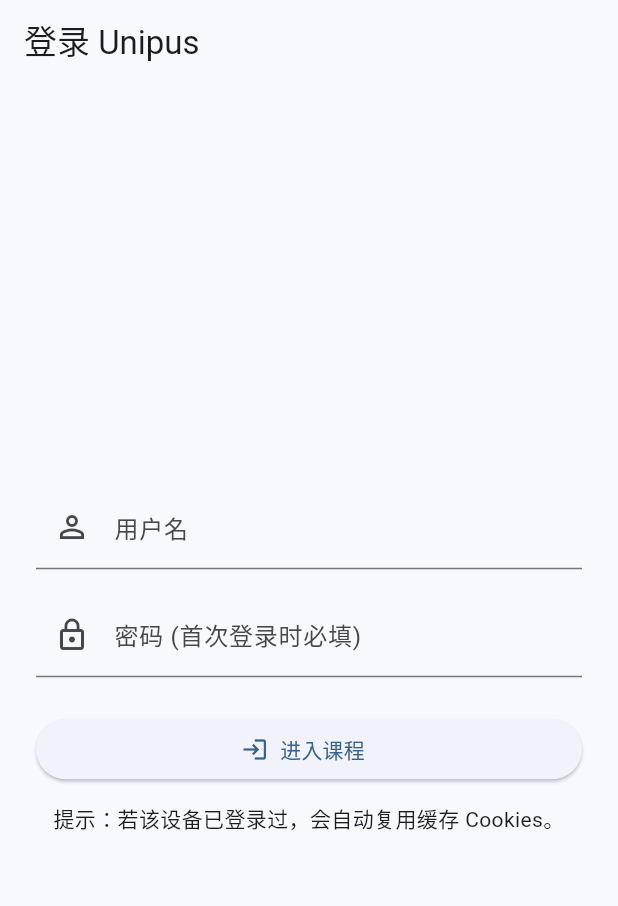
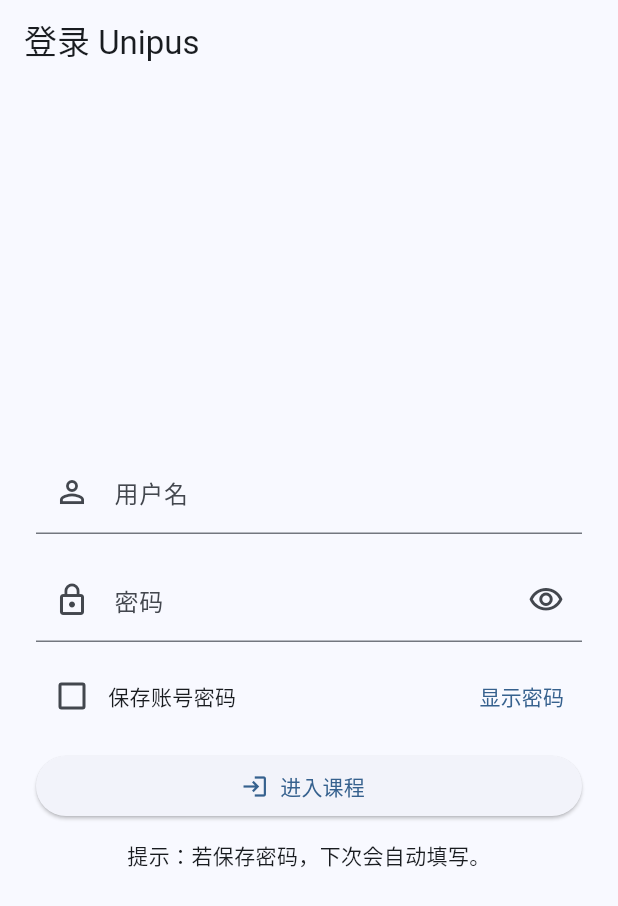
Before and after one commit to wilinz/fuck_unipus_dart, a Flutter app: the screen it shows after launch, on a phone screen of 412 x 824 dp. Shown: the top 906 px of the screen. Run offline on Flutter 3.47's test engine with Material 3 defaults, Android fonts, the light colour scheme and no system bars; our stand-ins replace cookie_jar, copy_with_extension, dio, dio_cookie_manager, equatable, get and 2 more; missing offline and left inert: dio_redirect_interceptor, dio_smart_retry, encrypt, equatable_annotations, json5, pure_dart_extensions.

Commit message:
✨ feat(login): add credential saving, show/hide password, captcha dialog, and init GetStorage

```diff
--- a/fuck_unipus_app/lib/app/modules/login/login_view.dart
+++ b/fuck_unipus_app/lib/app/modules/login/login_view.dart
@@ -8,6 +8,7 @@
 
   @override
   Widget build(BuildContext context) {
+    final theme = Theme.of(context);
     return Scaffold(
       appBar: AppBar(title: const Text('登录 Unipus')),
       body: Center(
@@ -33,16 +34,48 @@
                   () => TextField(
                     controller: controller.passwordController,
                     decoration: InputDecoration(
-                      labelText: controller.isLoading.value
-                          ? '密码 (如需重新登录)'
-                          : '密码 (首次登录时必填)',
+                      labelText: controller.rememberPassword.value
+                          ? '密码 (已保存)'
+                          : '密码',
                       prefixIcon: const Icon(Icons.lock_outline),
+                      suffixIcon: IconButton(
+                        tooltip: controller.showPassword.value
+                            ? '隐藏密码'
+                            : '显示密码',
+                        icon: Icon(
+                          controller.showPassword.value
+                              ? Icons.visibility_off_outlined
+                              : Icons.visibility_outlined,
+                        ),
+                        onPressed: controller.togglePasswordVisibility,
+                      ),
                     ),
-                    obscureText: true,
+                    obscureText: !controller.showPassword.value,
                     onChanged: (_) => controller.clearError(),
                   ),
                 ),
-                const SizedBox(height: 24),
+                const SizedBox(height: 12),
+                Obx(() {
+                  final remember = controller.rememberPassword.value;
+                  final show = controller.showPassword.value;
+                  final loading = controller.isLoading.value;
+                  return Row(
+                    children: [
+                      Checkbox(
+                        value: remember,
+                        onChanged:
+                            loading ? null : controller.toggleRememberPassword,
+                      ),
+                      const Text('保存账号密码'),
+                      const Spacer(),
+                      TextButton(
+                        onPressed: controller.togglePasswordVisibility,
+                        child: Text(show ? '隐藏密码' : '显示密码'),
+                      ),
+                    ],
+                  );
+                }),
+                const SizedBox(height: 12),
                 Obx(
                   () {
                     final error = controller.errorMessage.value;
@@ -54,7 +87,7 @@
                       child: Text(
                         error,
                         style: TextStyle(
-                          color: Theme.of(context).colorScheme.error,
+                          color: theme.colorScheme.error,
                         ),
                       ),
                     );
@@ -78,7 +111,7 @@
                 ),
                 const SizedBox(height: 12),
                 const Text(
-                  '提示：若该设备已登录过，会自动复用缓存 Cookies。',
+                  '提示：若保存密码，下次会自动填写。',
                   textAlign: TextAlign.center,
                 ),
               ],
--- a/fuck_unipus_app/lib/main.dart
+++ b/fuck_unipus_app/lib/main.dart
@@ -1,12 +1,13 @@
 import 'package:flutter/material.dart';
 import 'package:get/get.dart';
-
 import 'app/app_binding.dart';
 import 'app/routes/app_pages.dart';
 import 'app/routes/app_routes.dart';
+import 'app/services/storage.dart';
 
-void main() {
+Future<void> main() async {
   WidgetsFlutterBinding.ensureInitialized();
+  await initGetStorage();
   runApp(const FuckUnipusApp());
 }
 
--- a/fuck_unipus_app/pubspec.yaml
+++ b/fuck_unipus_app/pubspec.yaml
@@ -11,6 +11,7 @@
     sdk: flutter
   cupertino_icons: ^1.0.8
   get: ^4.6.6
+  get_storage: ^2.1.1
   characters: ^1.3.0
   path_provider: ^2.1.4
   cookie_jar: ^4.0.8
```
Also changed, not shown: fuck_unipus_app/lib/app/data/unipus_service.dart (+5 -2 lines), fuck_unipus_app/lib/app/modules/login/login_controller.dart (+195 -4 lines), fuck_unipus_app/lib/app/services/storage.dart (added, +23 -0 lines).
